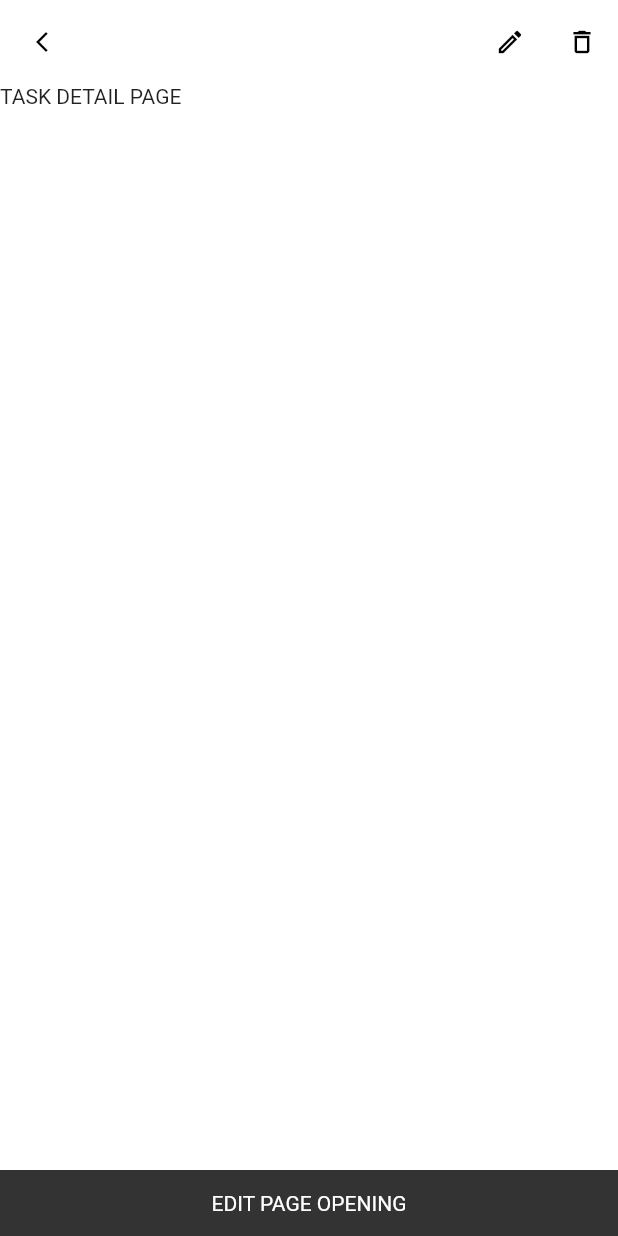
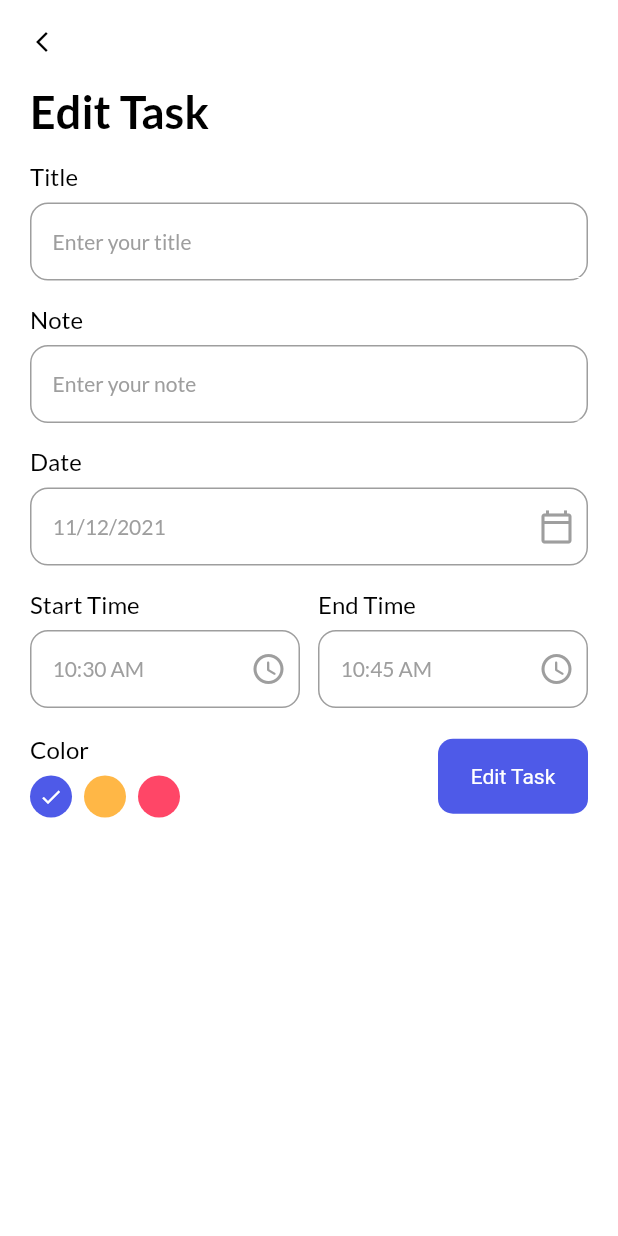
Before and after one commit to TomTruyen/CalendarApp, a Flutter app: the TaskDetailScreen screen opened directly with empty values, after a tap on the "create" icon, on a phone screen of 412 x 824 dp. Run offline on Flutter 3.47's test engine with Material 2 defaults, Android fonts, the phone set to English and light mode, and no system bars; our stand-ins replace date_picker_timeline, google_fonts, shared_preferences, sqflite; accounts and stored records are empty.

Commit message:
Add edit task
Add option to edit the task. this reuses the add task screen

```diff
--- a/calendar_app/lib/screens/calendar_screen.dart
+++ b/calendar_app/lib/screens/calendar_screen.dart
@@ -1,5 +1,5 @@
 import 'package:calendar_app/models/task.dart';
-import 'package:calendar_app/screens/add_task_screen.dart';
+import 'package:calendar_app/screens/task_screen.dart';
 import 'package:calendar_app/services/task_service.dart';
 import 'package:calendar_app/shared/themes.dart';
 import 'package:calendar_app/shared/widgets/button.dart';
@@ -66,7 +66,7 @@ class CalendarScreenState extends State<CalendarScreen> {
               Navigator.push(
                 context,
                 CupertinoPageRoute(
-                  builder: (_) => AddTaskScreen(refresh: refresh),
+                  builder: (_) => TaskScreen(refresh: refresh),
                 ),
               );
             },
--- a/calendar_app/lib/screens/task_detail_screen.dart
+++ b/calendar_app/lib/screens/task_detail_screen.dart
@@ -1,8 +1,10 @@
 import 'package:calendar_app/models/task.dart';
+import 'package:calendar_app/screens/task_screen.dart';
 import 'package:calendar_app/services/task_service.dart';
 import 'package:calendar_app/services/theme_service.dart';
 import 'package:calendar_app/shared/themes.dart';
 import 'package:calendar_app/shared/toast.dart';
+import 'package:flutter/cupertino.dart';
 import 'package:flutter/material.dart';
 import 'package:flutter/services.dart';
 
@@ -23,10 +25,12 @@ class _TaskDetailScreenState extends State<TaskDetailScreen> {
 
   bool _isDarkMode = false;
 
+  Task _task = Task();
+
   @override
   void initState() {
+    init();
     super.initState();
-    init();
   }
 
   void init() async {
@@ -34,13 +38,20 @@ class _TaskDetailScreenState extends State<TaskDetailScreen> {
 
     setState(() {
       _isDarkMode = isDarkMode;
+      _task = widget.task;
     });
+  }
+
+  void refresh(Task task) {
+    setState(() {
+      _task = task;
+    });
+
+    widget.refresh();
   }
 
   @override
   Widget build(BuildContext context) {
-    final Task _task = widget.task;
-
     return Scaffold(
       appBar: _appBar(),
       body: Container(
@@ -77,7 +88,16 @@ class _TaskDetailScreenState extends State<TaskDetailScreen> {
             size: 20,
           ),
           onPressed: () {
-            Toast.display(context, message: "EDIT PAGE OPENING");
+            Navigator.push(
+              context,
+              CupertinoPageRoute(
+                builder: (_) => TaskScreen(
+                  refresh: refresh,
+                  isEdit: true,
+                  editTask: _task,
+                ),
+              ),
+            );
           },
         ),
         IconButton(
--- a/calendar_app/lib/screens/add_task_screen.dart
+++ b/calendar_app/lib/screens/task_screen.dart
@@ -10,32 +10,41 @@ import 'package:flutter/material.dart';
 import 'package:flutter/services.dart';
 import 'package:intl/intl.dart';
 
-class AddTaskScreen extends StatefulWidget {
+class TaskScreen extends StatefulWidget {
   final Function refresh;
+  final bool isEdit;
+  final Task? editTask;
 
-  const AddTaskScreen({Key? key, required this.refresh}) : super(key: key);
+  const TaskScreen({
+    Key? key,
+    required this.refresh,
+    this.isEdit = false,
+    this.editTask,
+  }) : super(key: key);
 
   @override
-  State<AddTaskScreen> createState() => _AddTaskScreenState();
+  State<TaskScreen> createState() => _TaskScreenState();
 }
 
-class _AddTaskScreenState extends State<AddTaskScreen> {
+class _TaskScreenState extends State<TaskScreen> {
   final TaskService _taskService = TaskService.instance;
   final ThemeService _themeService = ThemeService();
 
-  final TextEditingController _titleController = TextEditingController();
-  final TextEditingController _noteController = TextEditingController();
+  int? _id;
+  TextEditingController _titleController = TextEditingController();
+  TextEditingController _noteController = TextEditingController();
   DateTime _selectedDate = DateTime.now();
   DateTime _startTime = DateTime.now();
   DateTime _endTime = DateTime.now().add(const Duration(minutes: 15));
   Color _selectedColor = const Color(0xFF4e5ae8);
 
+  bool _isEdit = false;
   bool _isDarkMode = false;
 
   @override
   void initState() {
+    init();
     super.initState();
-    init();
   }
 
   void init() async {
@@ -43,6 +52,22 @@ class _AddTaskScreenState extends State<AddTaskScreen> {
 
     setState(() {
       _isDarkMode = isDarkMode;
+      _isEdit = widget.isEdit;
+
+      _id = widget.editTask?.id;
+      _titleController = TextEditingController(
+        text: widget.editTask?.title ?? "",
+      );
+      _noteController = TextEditingController(
+        text: widget.editTask?.note ?? "",
+      );
+      _selectedDate = widget.editTask?.date ?? DateTime.now();
+      _startTime = widget.editTask?.startTime ?? DateTime.now();
+      _endTime = widget.editTask?.endTime ??
+          DateTime.now().add(
+            const Duration(minutes: 15),
+          );
+      _selectedColor = widget.editTask?.color ?? const Color(0xFF4e5ae8);
     });
   }
 
@@ -57,7 +82,7 @@ class _AddTaskScreenState extends State<AddTaskScreen> {
             crossAxisAlignment: CrossAxisAlignment.start,
             children: <Widget>[
               Text(
-                "Add Task",
+                _isEdit ? "Edit Task" : "Add Task",
                 style: headingStyle,
               ),
               InputField(
@@ -165,27 +190,8 @@ class _AddTaskScreenState extends State<AddTaskScreen> {
                     ],
                   ),
                   Button(
-                    label: "Create Task",
-                    onTap: () async {
-                      Task task = Task();
-
-                      task.title = _titleController.text;
-                      task.note = _noteController.text;
-                      task.date = _selectedDate;
-                      task.startTime = _startTime;
-                      task.endTime = _endTime;
-                      task.color = _selectedColor;
-
-                      if ((await _taskService.insert(task)).id != null) {
-                        Toast.display(context, message: "Task added!");
-
-                        widget.refresh();
-
-                        if (Navigator.canPop(context)) Navigator.pop(context);
-                      } else {
-                        Toast.display(context, message: "Failed to add task.");
-                      }
-                    },
+                    label: _isEdit ? "Edit Task" : "Create Task",
+                    onTap: () => _saveTask(),
                   ),
                 ],
               )
@@ -198,6 +204,41 @@ class _AddTaskScreenState extends State<AddTaskScreen> {
 
   _formatTime({required DateTime time}) {
     return DateFormat("hh:mm a").format(time).toString();
+  }
+
+  _saveTask() async {
+    Task task = Task();
+
+    task.title = _titleController.text;
+    task.note = _noteController.text;
+    task.date = _selectedDate;
+    task.startTime = _startTime;
+    task.endTime = _endTime;
+    task.color = _selectedColor;
+
+    if (_isEdit) {
+      task.id = _id;
+
+      if ((await _taskService.update(task)) > 0) {
+        Toast.display(context, message: "Task updated!");
+
+        widget.refresh(task);
+
+        if (Navigator.canPop(context)) Navigator.pop(context);
+      } else {
+        Toast.display(context, message: "Failed to edit task.");
+      }
+    } else {
+      if ((await _taskService.insert(task)).id != null) {
+        Toast.display(context, message: "Task added!");
+
+        widget.refresh();
+
+        if (Navigator.canPop(context)) Navigator.pop(context);
+      } else {
+        Toast.display(context, message: "Failed to add task.");
+      }
+    }
   }
 
   _appBar() {
```
Also changed, not shown: calendar_app/lib/services/task_service.dart (+2 -5 lines).
